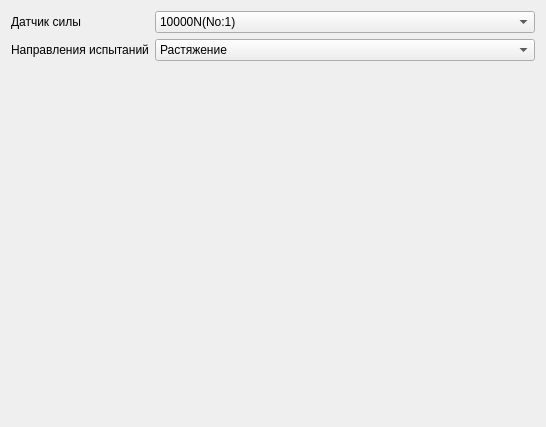
The window that EvoTestApp/PlanSensorForm.ui (picosaur/evotest) describes before a commit, drawn with Qt 5.
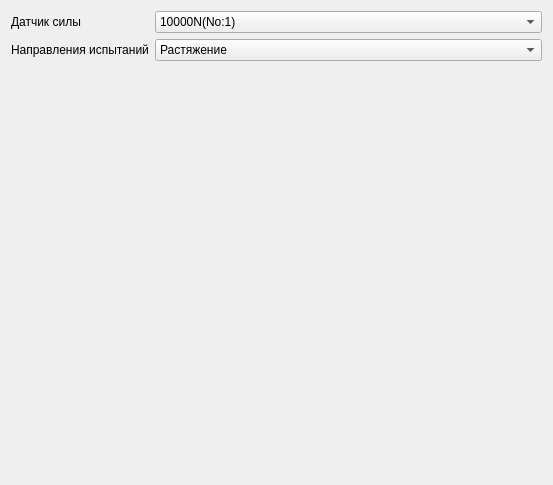
The same window after the commit.

Diff of the .ui file:
```diff
--- a/EvoTestApp/PlanSensorForm.ui
+++ b/EvoTestApp/PlanSensorForm.ui
@@ -6,10 +6,16 @@
    <rect>
     <x>0</x>
     <y>0</y>
-    <width>546</width>
-    <height>427</height>
+    <width>553</width>
+    <height>485</height>
    </rect>
   </property>
+  <property name="maximumSize">
+   <size>
+    <width>16777215</width>
+    <height>16777215</height>
+   </size>
+  </property>
   <property name="windowTitle">
    <string>Form</string>
   </property>
```
